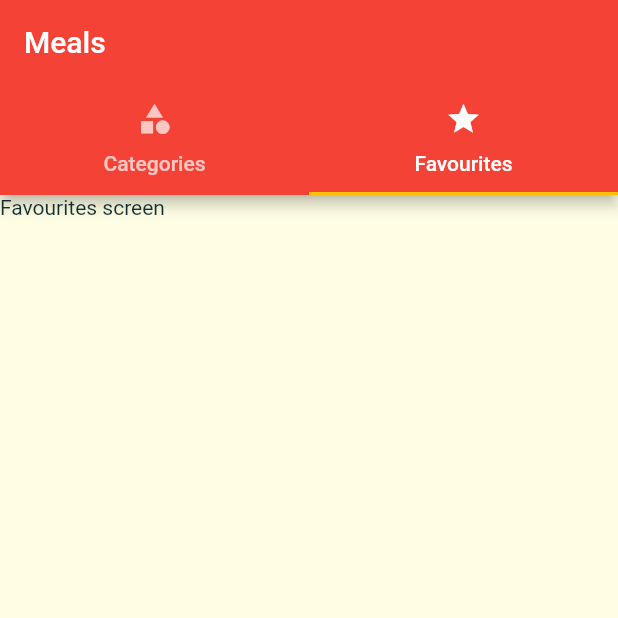
After one commit to alabobriggs/flutter_meals_app, a Flutter app: the screen it shows after launch, tab 2 chosen, on a phone screen of 412 x 824 dp, the top half of it. The commit adds this screen. Run offline on Flutter 3.47's test engine with Material 2 defaults, Android fonts, the phone set to English and light mode, and no system bars.

Commit message:
set tab screen as default screen

```diff
--- a/lib/main.dart
+++ b/lib/main.dart
@@ -1,7 +1,7 @@
 import 'package:flutter/material.dart';
+import './screens/tabs_screen.dart';
 import './screens/meal_detail_screen.dart';
 import './screens/category_meal_screen.dart';
-import './screens/categories_screen.dart';
 
 void main() => runApp(MyApp());
 
@@ -29,7 +29,7 @@ class MyApp extends StatelessWidget {
             ),
       ),
       routes: {
-        "/": (ctx) => CategoryScreen(),
+        "/": (ctx) => TabsScreen(),
         CategoryMealsScreen.routeName: (ctx) => CategoryMealsScreen(),
         MealDetailScreen.routeName: (ctx) => MealDetailScreen()
       },
--- /dev/null
+++ b/lib/screens/favourites_screen.dart
@@ -0,0 +1,10 @@
+import 'package:flutter/material.dart';
+
+class FavouritesScreen extends StatelessWidget {
+  @override
+  Widget build(BuildContext context) {
+    return Container(
+      child: Text('Favourites screen'),
+    );
+  }
+}
--- a/lib/screens/tabs_screen.dart
+++ b/lib/screens/tabs_screen.dart
@@ -1,4 +1,5 @@
 import 'package:flutter/material.dart';
+import '../screens/favourites_screen.dart';
 import '../screens/categories_screen.dart';
 
 class TabsScreen extends StatefulWidget {
@@ -29,7 +30,8 @@ class _TabsScreenState extends State<TabsScreen> {
         ),
         body: TabBarView(
           children: <Widget>[
-            CategoryScreen()
+            CategoryScreen(),
+            FavouritesScreen()
           ],
         ),
       ),
```
